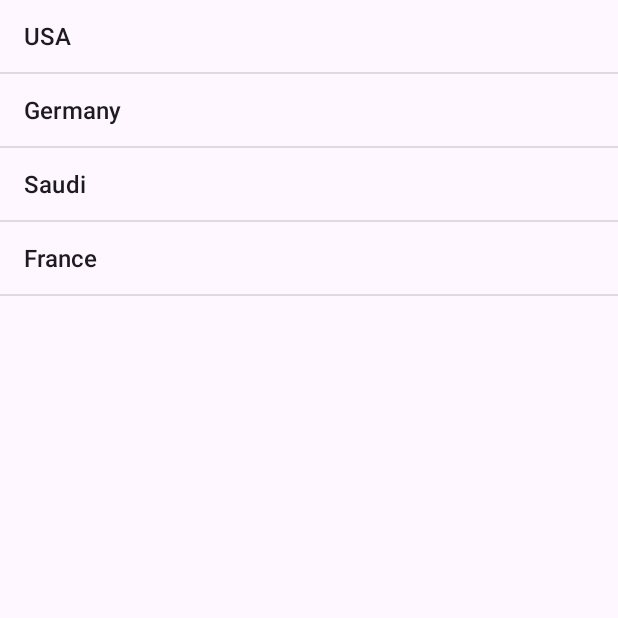
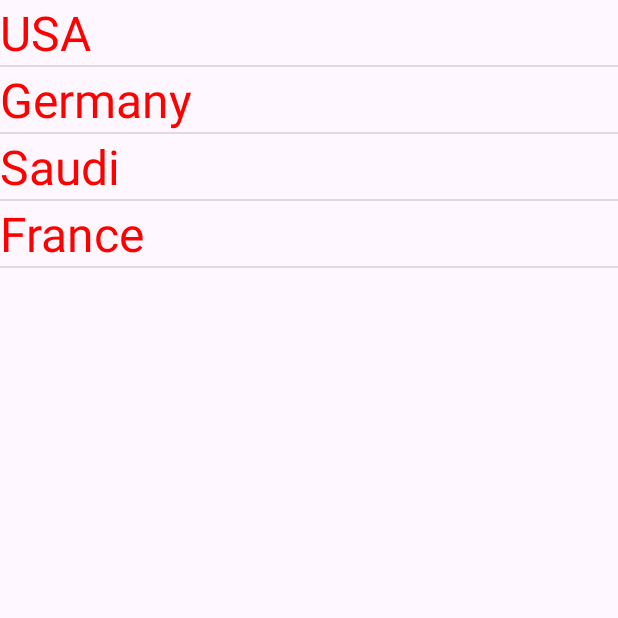
Before and after one commit to nayanjain123/Android-Practice, an Android app: the screen it shows after launch (MainActivity), on a phone screen of 412 x 824 dp, the top half of it. Run offline under Robolectric (Android 15) with nearby library versions, the phone set to English and light mode, and no system bars.

Commit message:
adapters code

```diff
--- a/AdaptersApp/app/src/main/java/com/nayan/adaptersapp/MainActivity.java
+++ b/AdaptersApp/app/src/main/java/com/nayan/adaptersapp/MainActivity.java
@@ -32,7 +32,7 @@ public class MainActivity extends AppCompatActivity {
         String[] countries = {"USA","Germany","Saudi","France"};
 
         //Adapter acts as a bridge b/w the data source and the adapter view. binds the data to the views inside adapterview
-        ArrayAdapter<String> adapter=new ArrayAdapter<>(this, android.R.layout.simple_list_item_1,countries);
+        MyCustomAdapter adapter=new MyCustomAdapter(this,countries);
 
         //setting the adapter on the view
         listView.setAdapter(adapter);
--- /dev/null
+++ b/AdaptersApp/app/src/main/java/com/nayan/adaptersapp/MyCustomAdapter.java
@@ -0,0 +1,55 @@
+package com.nayan.adaptersapp;
+
+import android.content.Context;
+import android.view.LayoutInflater;
+import android.view.View;
+import android.view.ViewGroup;
+import android.widget.BaseAdapter;
+import android.widget.TextView;
+
+public class MyCustomAdapter extends BaseAdapter{
+    private Context context;
+    private String[] items;
+
+    public MyCustomAdapter(Context context, String[] items) {
+        this.context = context;
+        this.items = items;
+    }
+
+    @Override
+    public int getCount() { //returns the no. of items in ur datasource
+        return items.length;
+    }
+    @Override
+    public Object getItem(int i) {//returns data item at a given position/index
+        return items[i];
+    }
+    @Override
+    public long getItemId(int i) {//returns unique identifier for the item at the given position
+        return i;
+    }
+    @Override
+    public View getView(int i, View view, ViewGroup viewGroup) {//displays data at a position in the data set
+        ViewHolder holder;
+        if(view==null){
+            //View - here is a recycled view that u can reuse to improve the performace of your list
+            view= LayoutInflater.from(context).inflate(R.layout.my_list_item,viewGroup,false);
+            holder=new ViewHolder();
+            holder.textView=view.findViewById(R.id.text1);
+            view.setTag(holder);
+        }
+        else{
+            // reusing the view that's recycled.
+            holder=(ViewHolder)view.getTag();
+        }
+        //set the dta to the view
+        holder.textView.setText(items[i]);
+        return view;
+    }
+
+    static class ViewHolder{
+        //holds references to the views within an item layout
+        TextView textView;
+    }
+
+}
--- /dev/null
+++ b/AdaptersApp/app/src/main/res/layout/my_list_item.xml
@@ -0,0 +1,18 @@
+<?xml version="1.0" encoding="utf-8"?>
+<androidx.constraintlayout.widget.ConstraintLayout xmlns:android="http://schemas.android.com/apk/res/android"
+    xmlns:app="http://schemas.android.com/apk/res-auto"
+    android:layout_width="match_parent"
+    android:layout_height="match_parent">
+
+    <TextView
+        android:id="@+id/text1"
+        android:layout_width="0dp"
+        android:layout_height="wrap_content"
+        android:text="item1"
+        android:textColor="#FF0000"
+        android:textSize="32sp"
+        app:layout_constraintEnd_toEndOf="parent"
+        app:layout_constraintStart_toStartOf="parent"
+        app:layout_constraintTop_toTopOf="parent" />
+
+</androidx.constraintlayout.widget.ConstraintLayout>
```
